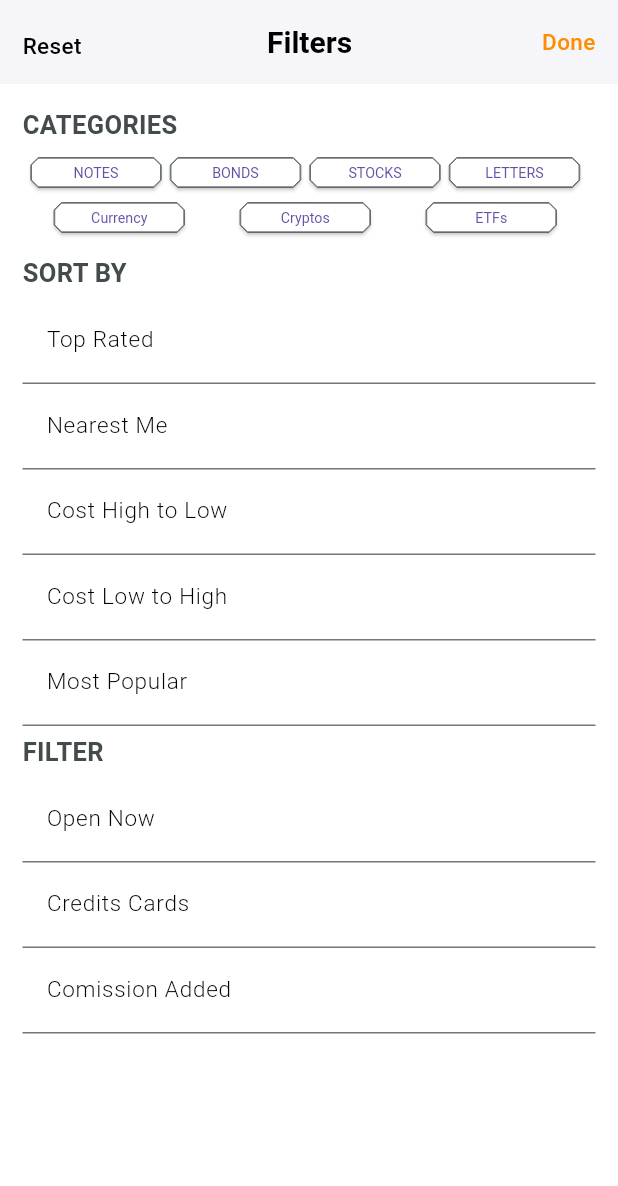
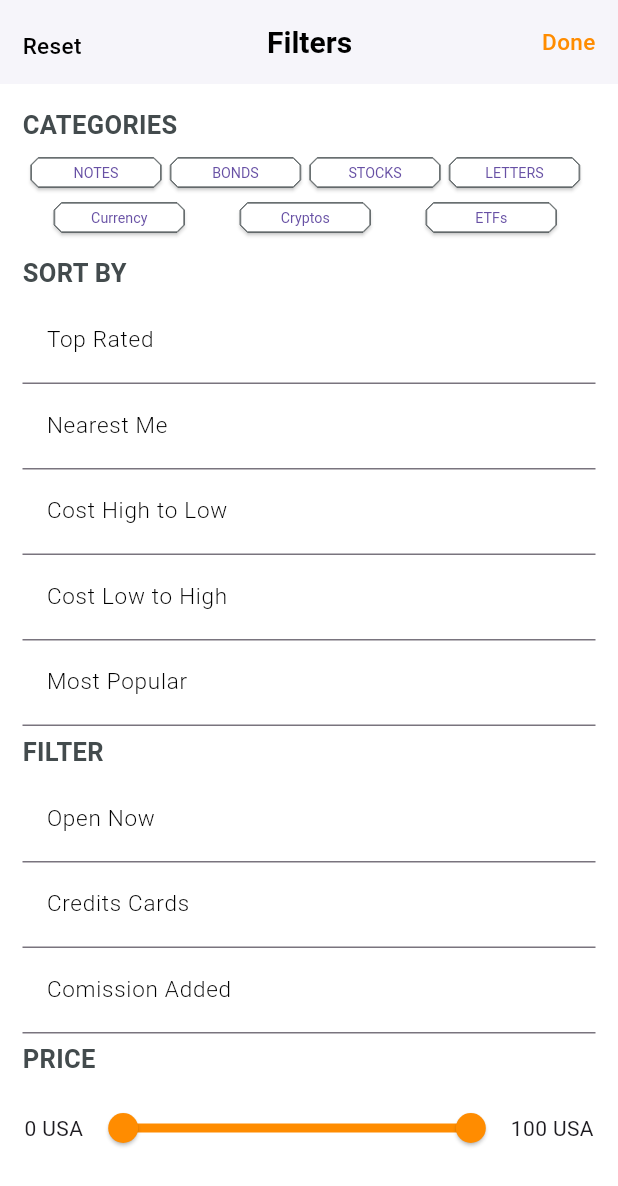
Before and after one commit to jcuellarv1966/flutter-ejemplo-01, a Flutter app: the FilterPage screen opened by its route, on a phone screen of 412 x 824 dp. Shown: the top 1186 px of the screen. Run offline on Flutter 3.47's test engine with Material 3 defaults, Android fonts, the phone set to English and light mode, and no system bars; missing offline and left inert: flutter_swiper_3; network calls fail.

Commit message:
Create priceFilter Slider and integrate in page Filter ...

```diff
--- a/Avance.txt
+++ b/Avance.txt
@@ -37,3 +37,5 @@
 9:15:48 / 17:56:33
 
 9:52:10 / 17:56:33
+
+10:15:38 / 17:56:33
--- a/lib/src/features/presentation/filter_page/View/filter_page.dart
+++ b/lib/src/features/presentation/filter_page/View/filter_page.dart
@@ -1,3 +1,4 @@
+import 'package:curso_delivery_app/src/features/presentation/filter_page/customWidgets/price_filter.dart';
 import 'package:flutter/material.dart';
 
 import 'package:curso_delivery_app/src/colors/colors.dart';
@@ -100,6 +101,22 @@ class _FilterPageState extends State<FilterPage> {
                     fontSize: 17.0),
               ),
               _filterContainer(),
+              Container(
+                alignment: Alignment.centerLeft,
+                margin: const EdgeInsets.only(
+                    top: 5.0, bottom: 5.0, left: 15.0, right: 15.0),
+                child: headerText(
+                    texto: "PRICE",
+                    color: gris,
+                    fontWeight: FontWeight.w600,
+                    fontSize: 17.0),
+              ),
+              Container(
+                alignment: Alignment.centerLeft,
+                margin: const EdgeInsets.only(
+                    top: 5.0, bottom: 5.0, left: 15.0, right: 15.0),
+                child: const PriceFilter(),
+              ),
             ])),
           ],
         ),
--- /dev/null
+++ b/lib/src/features/presentation/filter_page/customWidgets/price_filter.dart
@@ -0,0 +1,54 @@
+import 'package:flutter/material.dart';
+
+import 'package:curso_delivery_app/src/colors/colors.dart';
+
+class PriceFilter extends StatefulWidget {
+  const PriceFilter({super.key});
+
+  @override
+  State<PriceFilter> createState() => _PriceFilterState();
+}
+
+class _PriceFilterState extends State<PriceFilter> {
+  // Properties
+  RangeValues _values = const RangeValues(0.1, 100.00);
+  int _minPrice = 0;
+  int _maxPrice = 100;
+
+  @override
+  Widget build(BuildContext context) {
+    return Row(
+      mainAxisAlignment: MainAxisAlignment.spaceAround,
+      children: [
+        Text(
+          "$_minPrice USA",
+          style: const TextStyle(
+            fontSize: 14.0,
+          ),
+        ),
+        // ignore: sized_box_for_whitespace
+        Container(
+          width: 280.0,
+          child: RangeSlider(
+            activeColor: orange,
+            inactiveColor: gris,
+            values: _values,
+            min: 0.00,
+            max: 100.00,
+            onChanged: (RangeValues newValues) {
+              setState(() {
+                _values = newValues;
+                _minPrice = _values.start.round();
+                _maxPrice = _values.end.round();
+              });
+            },
+          ),
+        ),
+        Text("$_maxPrice USA",
+            style: const TextStyle(
+              fontSize: 14.0,
+            )),
+      ],
+    );
+  }
+}
```
